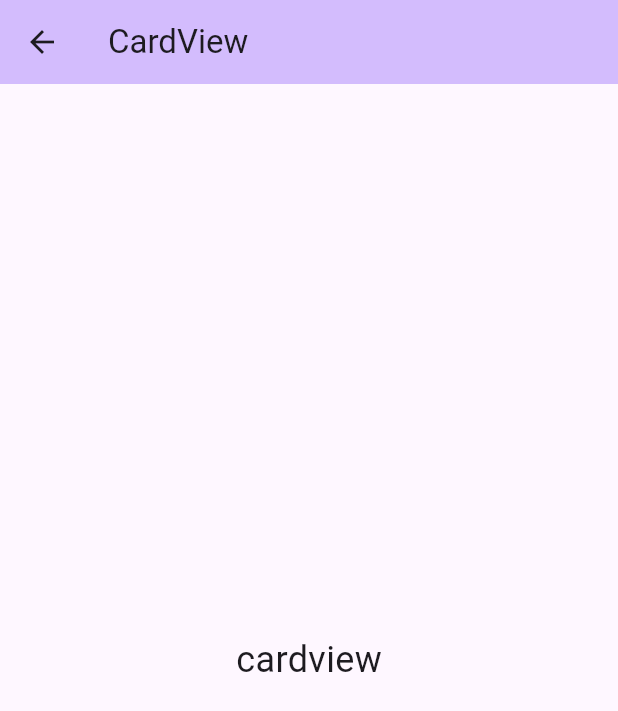
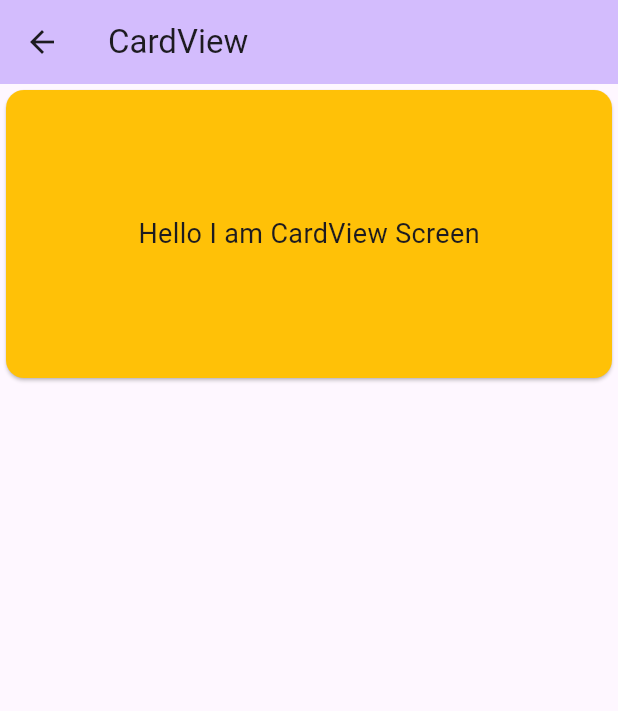
Before and after one commit to exh3ll/Flutter-For-College, a Flutter app: the CardViewScreen screen opened directly, on a phone screen of 412 x 824 dp. Shown: the top 711 px of the screen. Run offline on Flutter 3.47's test engine with Material 3 defaults, Android fonts, the phone set to English and light mode, and no system bars.

Commit message:
card view

```diff
--- a/lib/screens/cardview_screen.dart
+++ b/lib/screens/cardview_screen.dart
@@ -10,10 +10,17 @@ class CardViewScreen extends StatelessWidget {
         title: const Text('CardView'),
         backgroundColor: Theme.of(context).colorScheme.inversePrimary,
       ),
-      body: const Center(
-        child: Text(
-          'cardview',
-          style: TextStyle(fontSize: 24),
+      body: SizedBox(
+        height: 200,
+        width: double.infinity,
+        child: Card(
+          color: Colors.amber,
+          child: Center(
+            child: Text(
+              "Hello I am CardView Screen",
+              style: TextStyle(fontSize: 18),
+            ),
+          ),
         ),
       ),
     );
```
